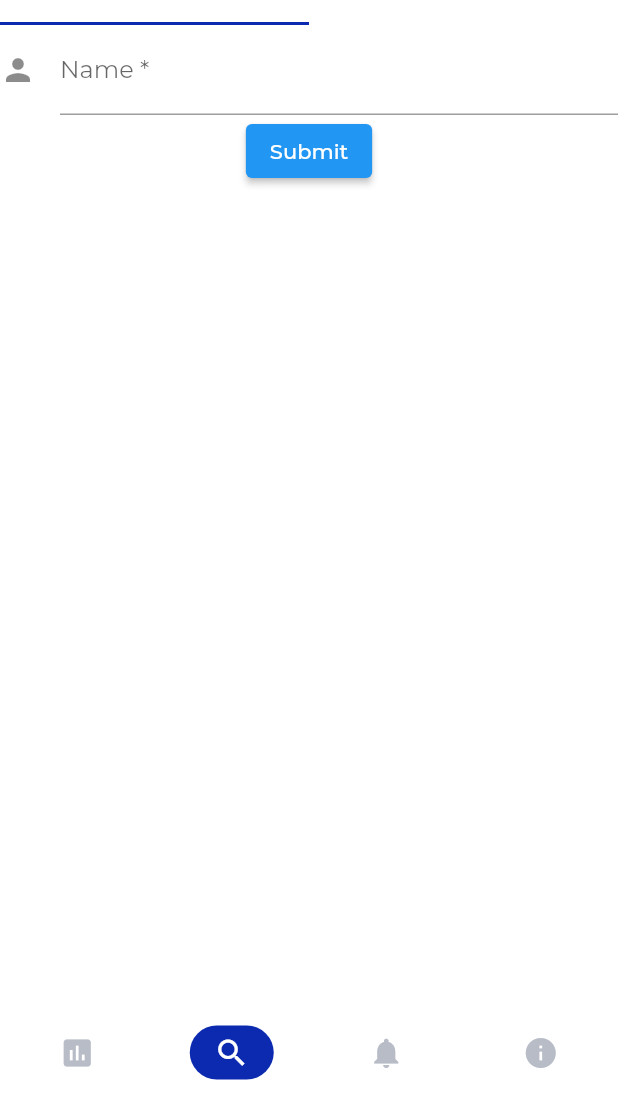
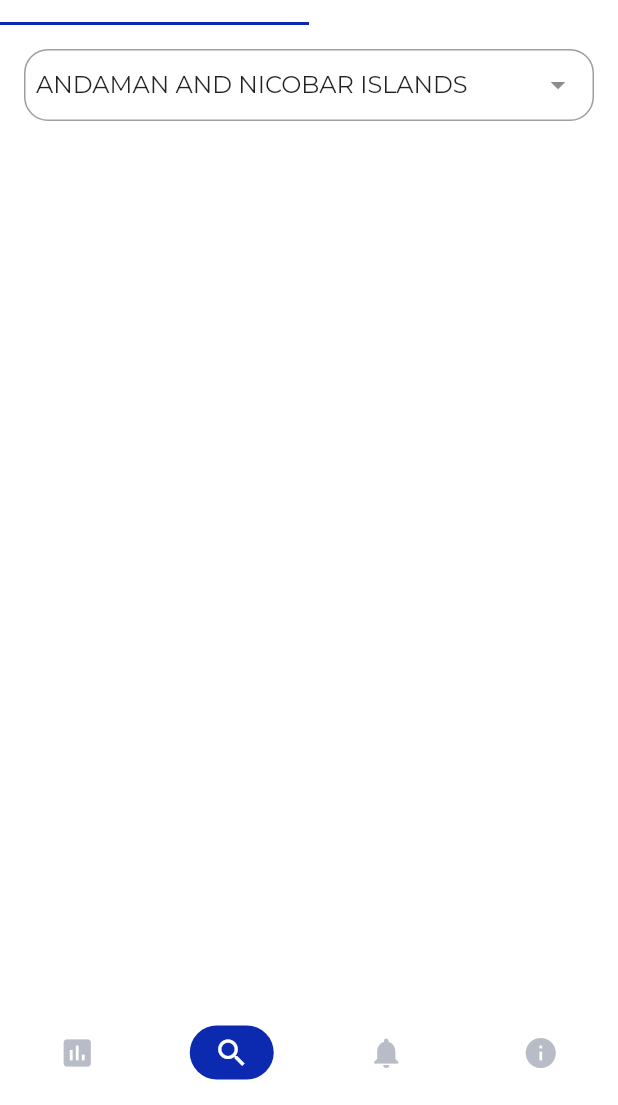
Before and after one commit to tagorenathv/vaccine-india-mobile-app, a Flutter app: the screen it shows after launch, item 2 of the bottom bar chosen, on a phone screen of 412 x 824 dp, the part 131-1236 px from its top. Run offline on Flutter 3.47's test engine with Material 2 defaults, Android fonts, the phone set to English and light mode, and no system bars; drawn by our look-alikes of dropdown_search; our stand-ins replace date_format, google_fonts.

Commit message:
till states dropdown searchable

```diff
--- a/vaccine_india/lib/screens/district_form.dart
+++ b/vaccine_india/lib/screens/district_form.dart
@@ -1,4 +1,8 @@
+import 'package:dropdown_search/dropdown_search.dart';
 import 'package:flutter/material.dart';
+import 'package:google_fonts/google_fonts.dart';
+import 'package:vaccine_india/models/DistrictModel.dart';
+import 'package:vaccine_india/models/StateModel.dart';
 
 class DistrictForm extends StatefulWidget {
   @override
@@ -6,42 +10,93 @@ class DistrictForm extends StatefulWidget {
 }
 
 class _DistrictFormState extends State<DistrictForm> {
-  final _formKey = GlobalKey<FormState>();
+  StateModel? selectedState;
+  DistrictModel? selectedDistrict;
+  List<StateModel> stateModelList = [];
+
+  @override
+  void initState() {
+    super.initState();
+    stateModelList = StateModel.getStates();
+    selectedState = stateModelList.first;
+  }
 
   @override
   Widget build(BuildContext context) {
-    return Form(
-      key: _formKey,
+    return SingleChildScrollView(
+      scrollDirection: Axis.vertical,
       child: Column(
-        children: <Widget>[
-          TextFormField(
-            decoration: const InputDecoration(
-              icon: Icon(Icons.person),
-              hintText: 'What do people call you?',
-              labelText: 'Name *',
+        children: [
+          Padding(
+            padding: const EdgeInsets.all(8.0),
+            child: Column(
+              children: [
+                buildStateDropdown(),
+              ],
             ),
-            // The validator receives the text that the user has entered.
-            validator: (value) {
-              if (value == null || value.isEmpty) {
-                return 'Please enter some text';
-              }
-              return null;
-            },
-          ),
-          ElevatedButton(
-            onPressed: () {
-              // Validate returns true if the form is valid, or false otherwise.
-              if (_formKey.currentState!.validate()) {
-                // If the form is valid, display a snackbar. In the real world,
-                // you'd often call a server or save the information in a database.
-                ScaffoldMessenger.of(context)
-                    .showSnackBar(SnackBar(content: Text('Processing Data')));
-              }
-            },
-            child: Text('Submit'),
           ),
         ],
       ),
     );
   }
+
+  Padding buildStateDropdown() {
+    return Padding(
+      padding: const EdgeInsets.all(8.0),
+      child: DropdownSearch<StateModel>(
+        dropdownSearchDecoration: InputDecoration(
+          contentPadding: EdgeInsets.all(8.0),
+          border: OutlineInputBorder(
+            borderRadius: BorderRadius.circular(16),
+          ),
+        ),
+        searchBoxDecoration: InputDecoration(
+          contentPadding: EdgeInsets.all(8.0),
+          // border: OutlineInputBorder(
+          //   borderRadius: BorderRadius.circular(16),
+          // ),
+          hintText: "Search State",
+        ),
+        autoFocusSearchBox: true,
+        showSearchBox: true,
+        mode: Mode.BOTTOM_SHEET,
+        showSelectedItem: true,
+        items: stateModelList,
+        itemAsString: (StateModel s) => s.stateName,
+        selectedItem: selectedState,
+        emptyBuilder: (context, searchEntry) =>
+            _emptyStateDropDown(context, searchEntry!),
+        onChanged: (StateModel? data) {
+          setState(() {
+            selectedState = data;
+          });
+
+          print(selectedState);
+        },
+        filterFn: (state, filter) => state.filterByStateName(filter),
+        compareFn: (i, s) => i.isEqual(s!),
+        label: "State",
+        hint: "Search State",
+        showClearButton: false,
+      ),
+    );
+  }
+
+  Widget _emptyStateDropDown(BuildContext context, String searchEntry) {
+    String message = "";
+    if (selectedState == null) {
+      message = "Search for Valid State";
+    } else {
+      message = "No State Found at the moment";
+    }
+    return Center(
+      child: Text(
+        message,
+        style: Theme.of(context).textTheme.headline6!.copyWith(
+              color: Colors.black,
+              fontWeight: FontWeight.normal,
+            ),
+      ),
+    );
+  }
 }
--- a/vaccine_india/pubspec.yaml
+++ b/vaccine_india/pubspec.yaml
@@ -29,7 +29,6 @@ dependencies:
   # Use with the CupertinoIcons class for iOS style icons.
   cupertino_icons: ^1.0.2
   google_fonts: ^2.1.0
-  flutter_form_builder: ^6.0.1
   dropdown_search: ^0.6.1
   http: ^0.13.3
   flutter_user_agent: ^1.2.2
```
Also changed, not shown: vaccine_india/lib/screens/pincode_form.dart (+1 -32 lines), vaccine_india/pubspec.lock.
